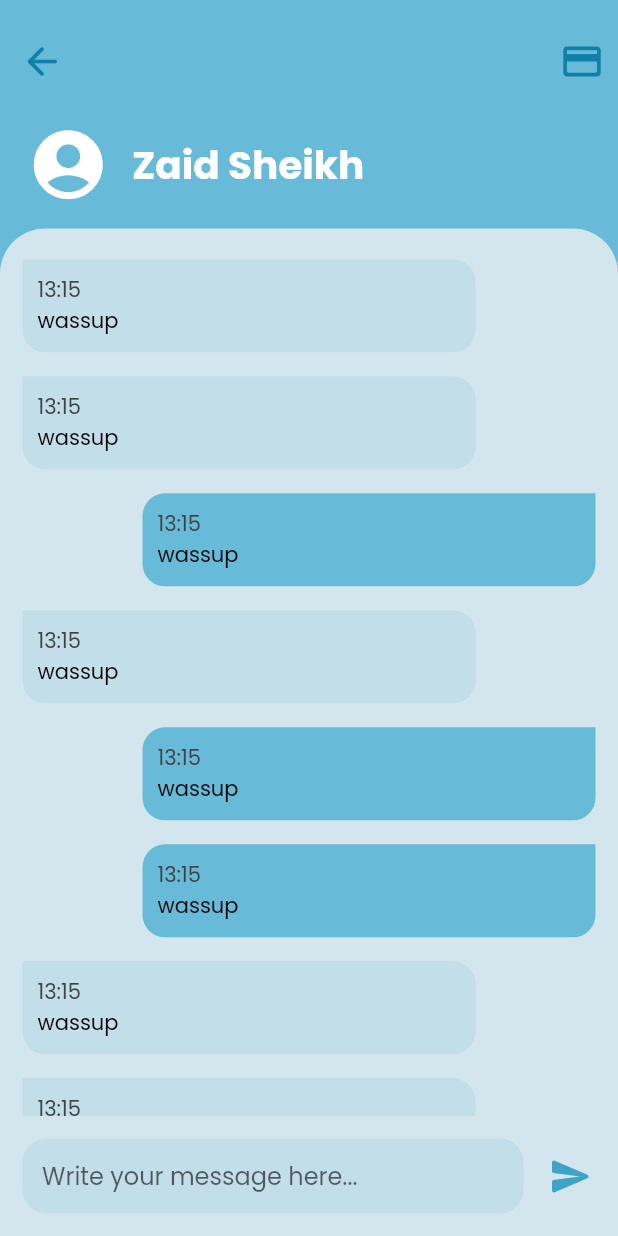
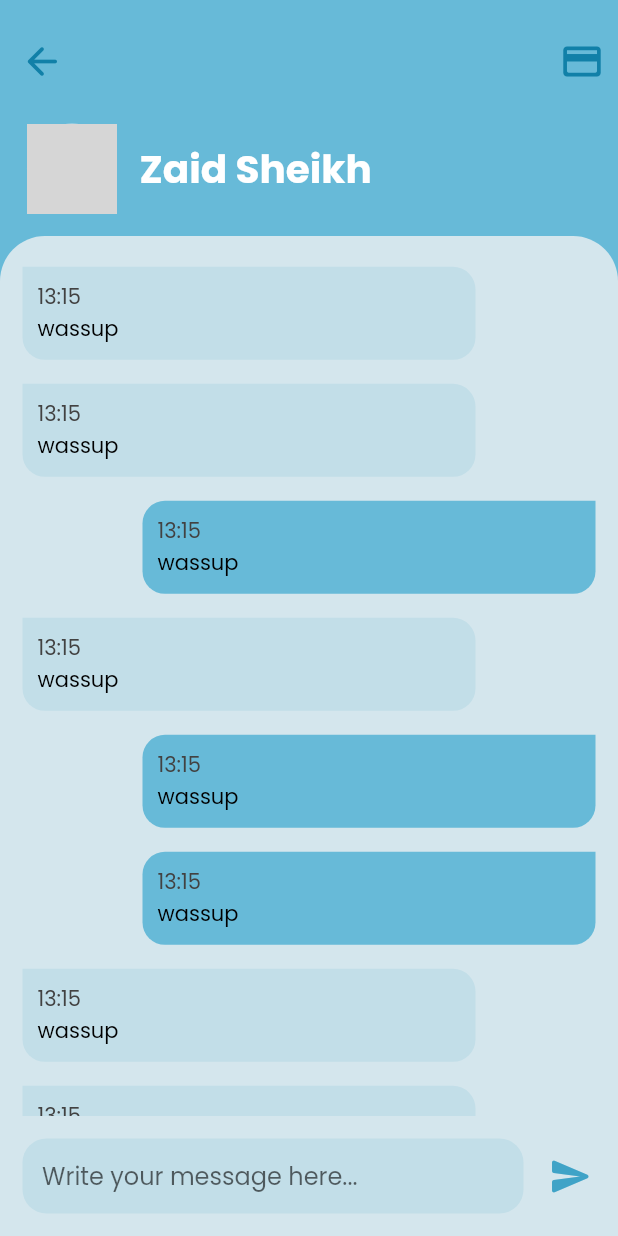
Before and after one commit to elecTRON-Fellowship/raven-frontend, a Flutter app: the ConversationsScreen screen opened by its route, scrolled down 45 dp, after a tap on "Zaid Sheikh", on a phone screen of 412 x 824 dp. Run offline on Flutter 3.47's test engine with Material 2 defaults, Android fonts, the phone set to English and light mode, and no system bars; our stand-ins replace carousel_slider, google_fonts, shared_preferences; accounts and stored records are empty; network calls fail; grey boxes are pictures that could not be loaded.

Commit message:
Change avatars and add tickets screen overlay

```diff
--- a/lib/screens/chat.dart
+++ b/lib/screens/chat.dart
@@ -157,10 +157,11 @@ class ChatScreen extends StatelessWidget {
               children: [
                 Padding(
                   padding: const EdgeInsets.only(left: 18.0),
-                  child: Icon(
-                    Icons.account_circle,
-                    size: 55,
-                    color: Colors.white,
+                  child: CircleAvatar(
+                    backgroundImage: NetworkImage(
+                      'https://upload.wikimedia.org/wikipedia/commons/a/a0/Arh-avatar.jpg',
+                    ),
+                    radius: 30,
                   ),
                 ),
                 SizedBox(
--- a/lib/widgets/conversations_screen/conversation_card.dart
+++ b/lib/widgets/conversations_screen/conversation_card.dart
@@ -33,10 +33,11 @@ class ConversationCard extends StatelessWidget {
             children: [
               Padding(
                 padding: EdgeInsets.only(left: 8.0),
-                child: Icon(
-                  Icons.account_circle_outlined,
-                  size: 55,
-                  color: Colors.blueGrey,
+                child: CircleAvatar(
+                  backgroundImage: NetworkImage(
+                    'https://upload.wikimedia.org/wikipedia/commons/a/a0/Arh-avatar.jpg',
+                  ),
+                  radius: 30,
                 ),
               ),
               Column(
```
Also changed, not shown: lib/screens/tickets.dart (+46 -12 lines), lib/widgets/tickets_screen/friend_ticket_icon.dart (+6 -4 lines), lib/widgets/tickets_screen/my_ticket_card.dart (+6 -2 lines), lib/widgets/tickets_screen/my_ticket_contributor_card.dart (+21 -8 lines), lib/widgets/tickets_screen/my_ticket_contributors.dart (added, +32 -0 lines).
